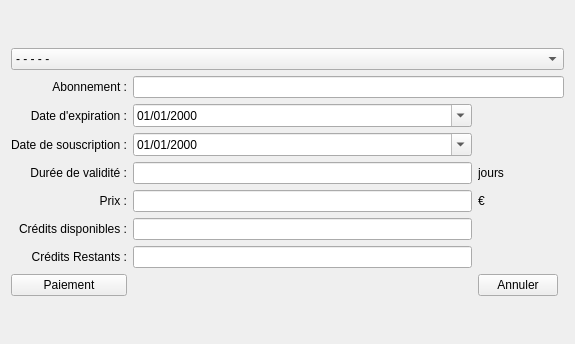
nivhg/ludopen, file f_ajoutercoticarte.ui: the form before one commit.
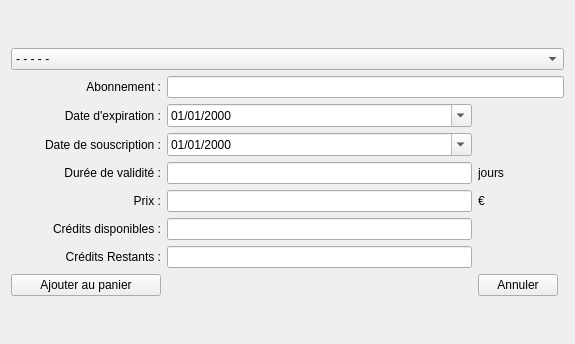
The form after the commit. Icons and pictures are not drawn.

Commit message: v2.03 : système de panier et impression de facture et de devis

Patch:
```diff
--- a/f_ajoutercoticarte.ui
+++ b/f_ajoutercoticarte.ui
@@ -165,8 +165,14 @@
        <property name="enabled">
         <bool>true</bool>
        </property>
+       <property name="minimumSize">
+        <size>
+         <width>150</width>
+         <height>0</height>
+        </size>
+       </property>
        <property name="text">
-        <string>Paiement</string>
+        <string>Ajouter au panier</string>
        </property>
        <property name="icon">
         <iconset>
```
Left out of the diff: 9 changed lines with no effect on the pictures. The commit also changes 45 other files.
